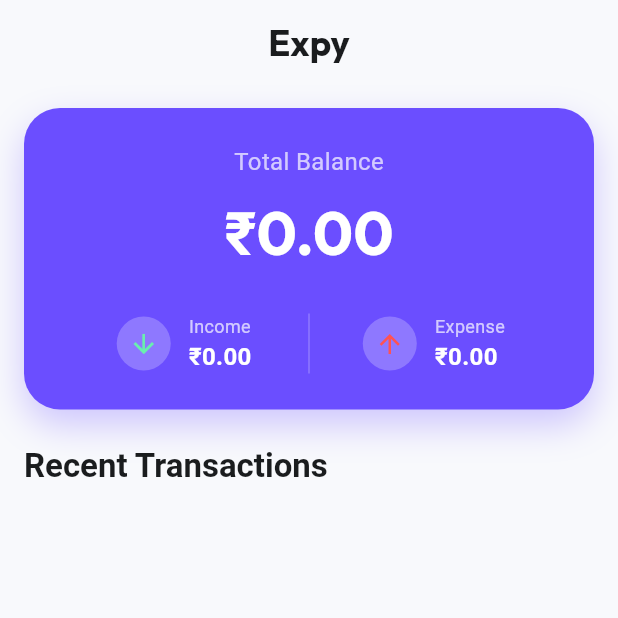
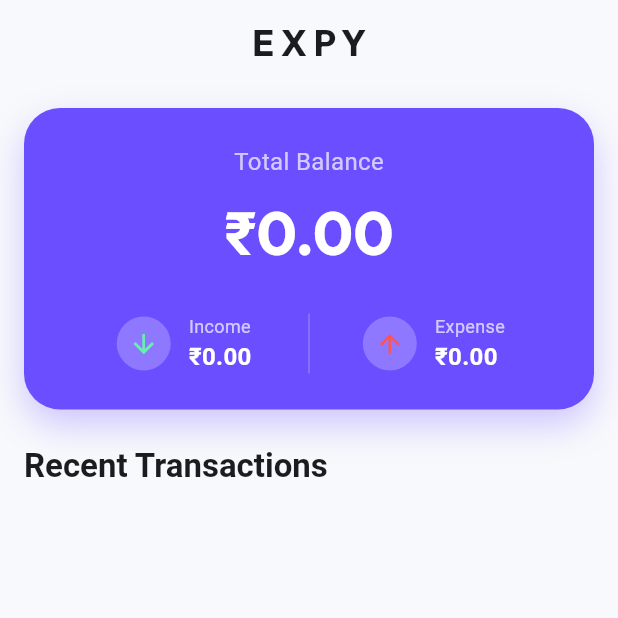
Before and after one commit to rly09/Expense_tracker_flutter, a Flutter app: the screen it shows after launch, on a phone screen of 412 x 824 dp, the top half of it. Run offline on Flutter 3.47's test engine with Material 3 defaults, Android fonts, the phone set to English and light mode, and no system bars; our stand-ins replace drift, google_fonts; accounts and stored records are empty; generated files the repository leaves out were written again.

Commit message:
Initial Commit

```diff
--- a/lib/view/home_screen.dart
+++ b/lib/view/home_screen.dart
@@ -10,7 +10,7 @@ class HomeScreen extends StatelessWidget {
   Widget build(BuildContext context) {
     return Scaffold(
       appBar: AppBar(
-        title: Center(child: Text("Expy")),
+        title: Center(child: Text("E X P Y")),
       ),
       body: SafeArea(
         child: Column(
```
